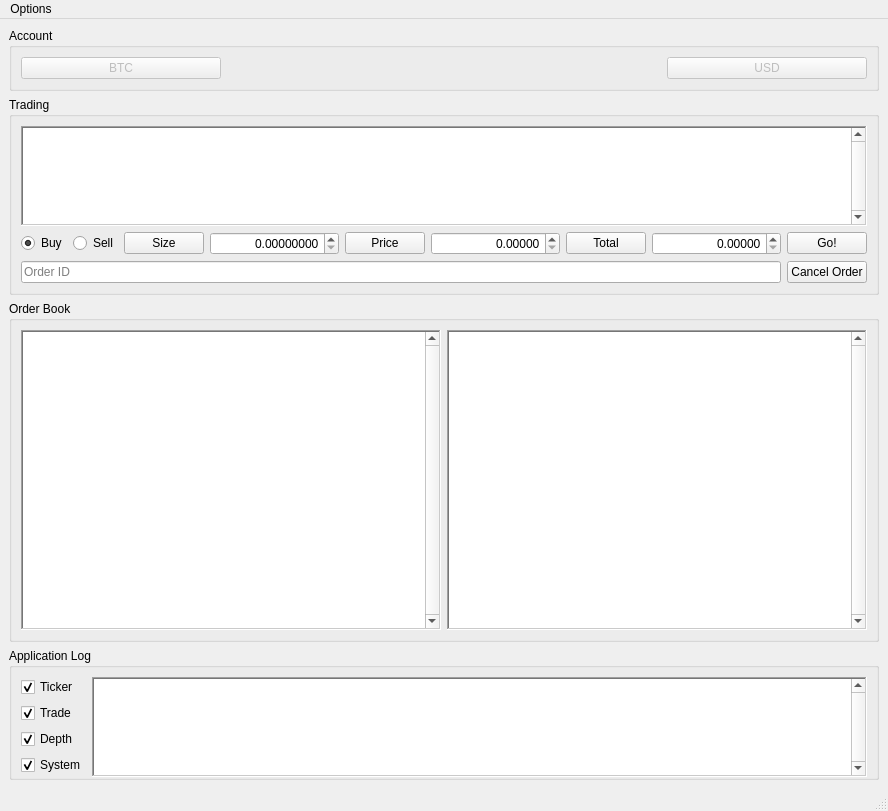
Above: goxgui/ui/main_window.ui from sebastianhaberey/goxgui before the change. Below: the same form after it.
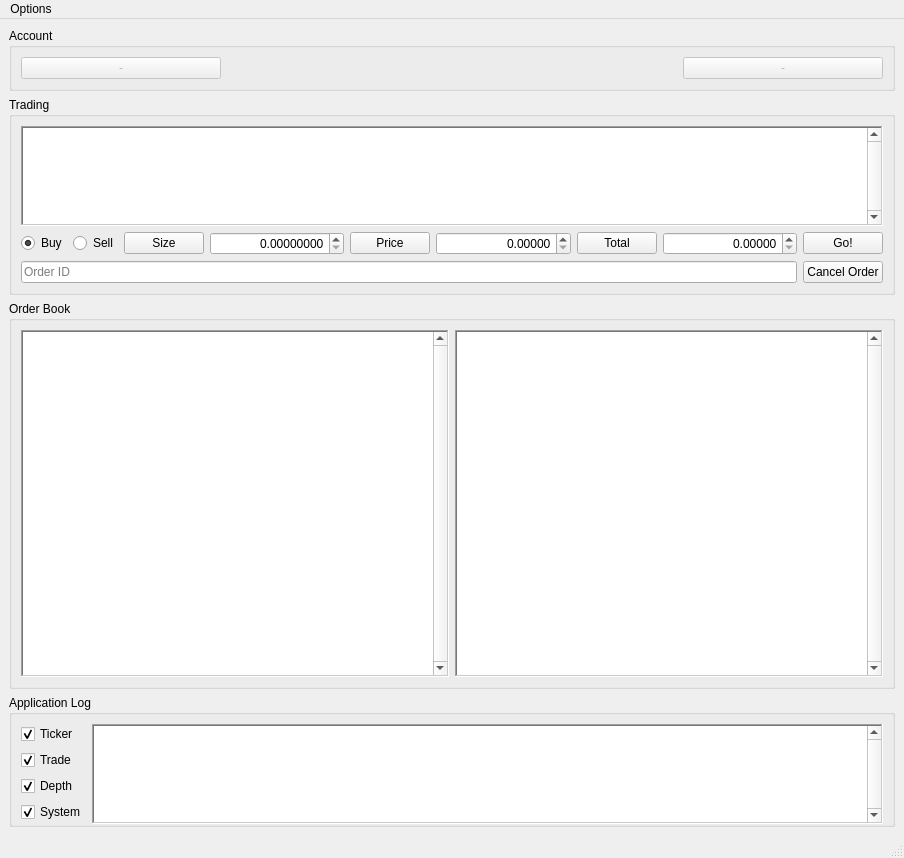
That is the form after the change.

Patch:
```diff
--- a/goxgui/ui/main_window.ui
+++ b/goxgui/ui/main_window.ui
@@ -12,8 +12,8 @@
    <rect>
     <x>0</x>
     <y>0</y>
-    <width>886</width>
-    <height>790</height>
+    <width>904</width>
+    <height>858</height>
    </rect>
   </property>
   <property name="windowTitle">
@@ -62,7 +62,7 @@
             <string>Push to use this value</string>
            </property>
            <property name="text">
-            <string>BTC</string>
+            <string>-</string>
            </property>
           </widget>
          </item>
@@ -117,7 +117,7 @@
             <string>Push to use this value</string>
            </property>
            <property name="text">
-            <string>USD</string>
+            <string>-</string>
            </property>
           </widget>
          </item>
@@ -233,7 +233,7 @@
             <number>8</number>
            </property>
            <property name="maximum">
-            <double>999999.000000000000000</double>
+            <double>999999999.000000000000000</double>
            </property>
           </widget>
          </item>
@@ -271,7 +271,7 @@
             <number>5</number>
            </property>
            <property name="maximum">
-            <double>9999.000000000000000</double>
+            <double>999999999.000000000000000</double>
            </property>
            <property name="singleStep">
             <double>0.010000000000000</double>
@@ -309,7 +309,7 @@
             <number>5</number>
            </property>
            <property name="maximum">
-            <double>99999999.000000000000000</double>
+            <double>999999999.000000000000000</double>
            </property>
            <property name="singleStep">
             <double>100.000000000000000</double>
@@ -415,10 +415,10 @@
           <bool>false</bool>
          </property>
          <attribute name="horizontalHeaderDefaultSectionSize">
-          <number>133</number>
+          <number>200</number>
          </attribute>
          <attribute name="horizontalHeaderMinimumSectionSize">
-          <number>133</number>
+          <number>200</number>
          </attribute>
          <attribute name="horizontalHeaderStretchLastSection">
           <bool>true</bool>
@@ -482,10 +482,10 @@
           <bool>false</bool>
          </property>
          <attribute name="horizontalHeaderDefaultSectionSize">
-          <number>133</number>
+          <number>200</number>
          </attribute>
          <attribute name="horizontalHeaderMinimumSectionSize">
-          <number>133</number>
+          <number>200</number>
          </attribute>
          <attribute name="horizontalHeaderStretchLastSection">
           <bool>true</bool>
@@ -604,8 +604,8 @@
     <rect>
      <x>0</x>
      <y>0</y>
-     <width>886</width>
-     <height>18</height>
+     <width>904</width>
+     <height>22</height>
     </rect>
    </property>
    <widget class="QMenu" name="menuOptions">
```
Left out of the diff: 40 changed lines with no effect on the pictures.
